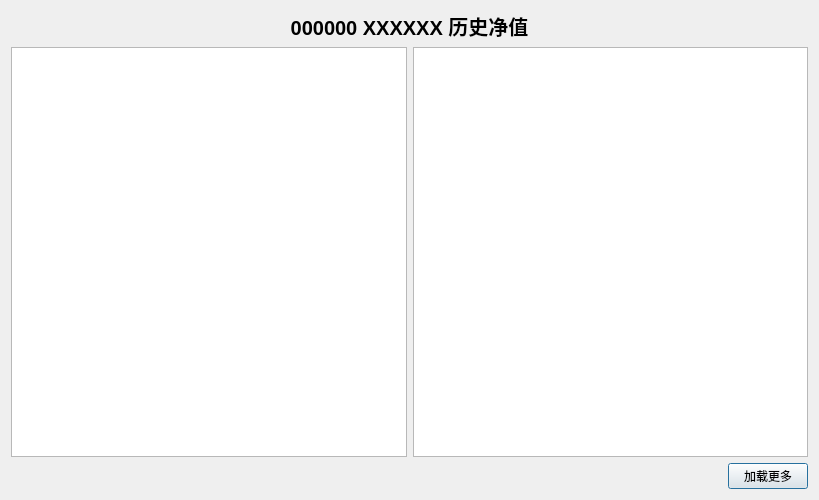
Qt form src/ui/nav_history_dialog.ui (Ginakira/Funder) before a commit.
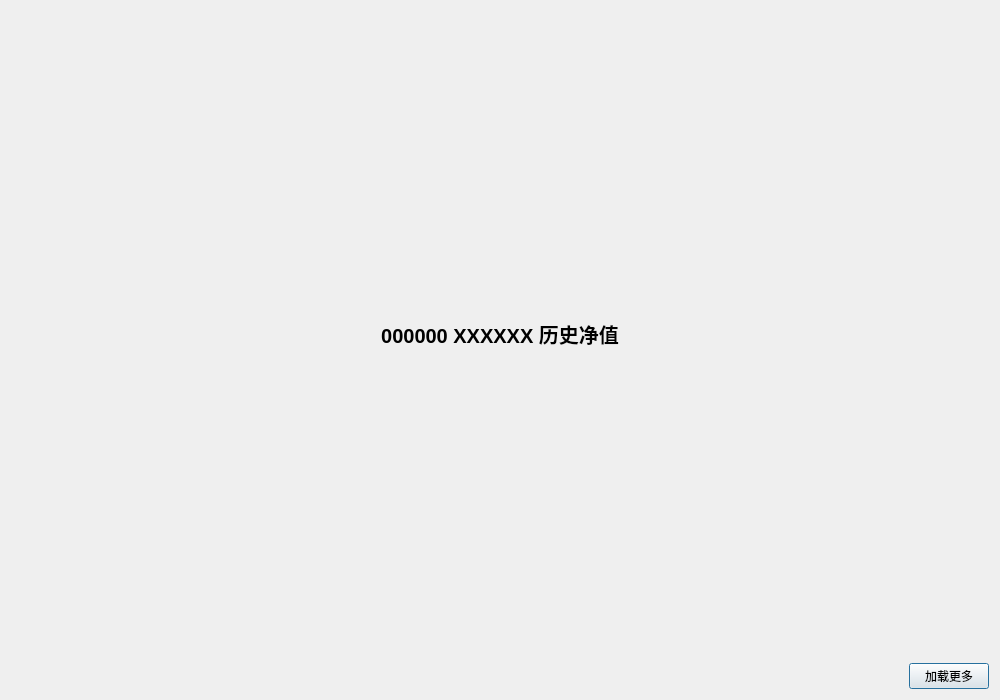
The same form after that commit. Custom widgets are drawn as their Qt base class.

The edit to the form file:
```diff
--- a/src/ui/nav_history_dialog.ui
+++ b/src/ui/nav_history_dialog.ui
@@ -6,14 +6,14 @@
    <rect>
     <x>0</x>
     <y>0</y>
-    <width>819</width>
-    <height>500</height>
+    <width>1000</width>
+    <height>700</height>
    </rect>
   </property>
   <property name="minimumSize">
    <size>
     <width>0</width>
-    <height>500</height>
+    <height>700</height>
    </size>
   </property>
   <property name="windowTitle">
@@ -38,21 +38,7 @@
     </widget>
    </item>
    <item>
-    <layout class="QHBoxLayout" name="horizontalLayout_2">
-     <item>
-      <widget class="QtCharts::QChartView" name="chart_view">
-       <property name="sizePolicy">
-        <sizepolicy hsizetype="Expanding" vsizetype="Expanding">
-         <horstretch>0</horstretch>
-         <verstretch>0</verstretch>
-        </sizepolicy>
-       </property>
-      </widget>
-     </item>
-     <item>
-      <widget class="QTableWidget" name="table_widget"/>
-     </item>
-    </layout>
+    <layout class="QGridLayout" name="grid_layout"/>
    </item>
    <item>
     <layout class="QHBoxLayout" name="horizontalLayout">
@@ -80,13 +66,6 @@
    </item>
   </layout>
  </widget>
- <customwidgets>
-  <customwidget>
-   <class>QtCharts::QChartView</class>
-   <extends>QGraphicsView</extends>
-   <header location="global">QtCharts/QChartView</header>
-  </customwidget>
- </customwidgets>
  <resources/>
  <connections/>
 </ui>
```
